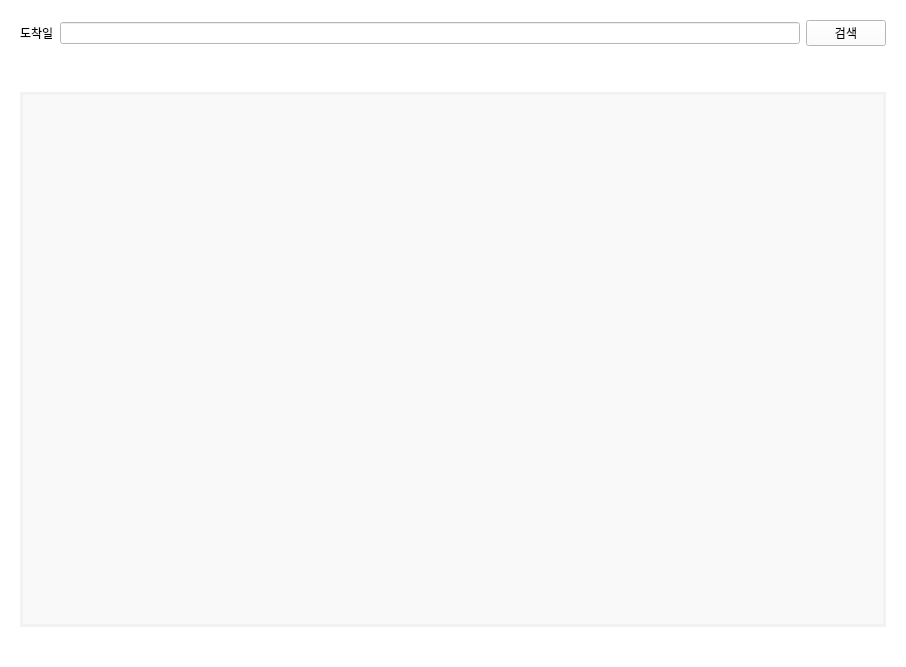
Old version of the form mini_pro1/delivery.ui in the repository park0609/mini_project.
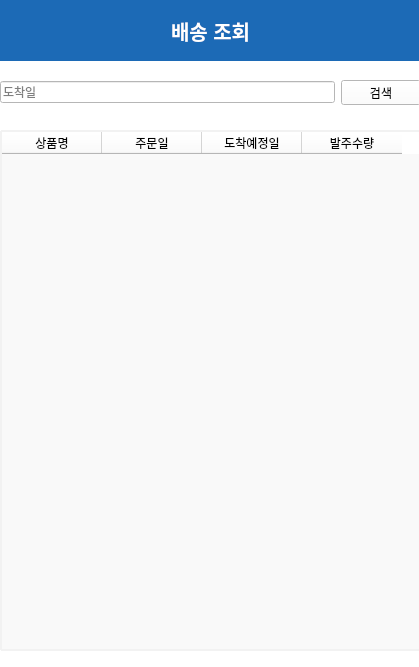
New version of the form.

What changed in the file:
```diff
--- a/mini_pro1/delivery.ui
+++ b/mini_pro1/delivery.ui
@@ -6,7 +6,7 @@
    <rect>
     <x>0</x>
     <y>0</y>
-    <width>906</width>
+    <width>419</width>
     <height>667</height>
    </rect>
   </property>
@@ -16,14 +16,20 @@
   <property name="styleSheet">
    <string notr="true">background-color: #ffffff;</string>
   </property>
-  <layout class="QGridLayout" name="gridLayout">
-   <item row="1" column="0">
-    <widget class="QWidget" name="widget" native="true">
+  <widget class="QFrame" name="topBar">
+   <property name="geometry">
+    <rect>
+     <x>0</x>
+     <y>0</y>
+     <width>421</width>
+     <height>61</height>
+    </rect>
+   </property>
      <property name="styleSheet">
-      <string notr="true">background-color: #ffffff;</string>
-     </property>
-     <layout class="QGridLayout" name="gridLayout_2">
-      <item row="2" column="0">
+    <string notr="true">background-color: #1c6ab6;</string>
+   </property>
+   <layout class="QHBoxLayout" name="topBarLayout">
+    <item>
        <spacer name="horizontalSpacer">
         <property name="orientation">
          <enum>Qt::Horizontal</enum>
@@ -36,120 +42,101 @@
         </property>
        </spacer>
       </item>
-      <item row="1" column="0">
-       <layout class="QHBoxLayout" name="horizontalLayout">
         <item>
-         <layout class="QHBoxLayout" name="horizontalLayout_5">
-          <item>
-           <widget class="QLabel" name="label_prod_number_3">
+     <widget class="QLabel" name="title">
+      <property name="styleSheet">
+       <string notr="true">color: white; font-size: 20px; font-weight: bold;</string>
+      </property>
             <property name="text">
-             <string>도착일</string>
+       <string>배송 조회</string>
             </property>
            </widget>
           </item>
+    <item>
+     <spacer name="horizontalSpacer_2">
+      <property name="orientation">
+       <enum>Qt::Horizontal</enum>
+      </property>
+      <property name="sizeHint" stdset="0">
+       <size>
+        <width>40</width>
+        <height>20</height>
+       </size>
+      </property>
+     </spacer>
+    </item>
+   </layout>
+  </widget>
+  <widget class="QWidget" name="layoutWidget">
+   <property name="geometry">
+    <rect>
+     <x>0</x>
+     <y>80</y>
+     <width>421</width>
+     <height>25</height>
+    </rect>
+   </property>
+   <layout class="QHBoxLayout" name="buttonLayout">
           <item>
            <widget class="QLineEdit" name="prod_delivery">
-            <property name="sizePolicy">
-             <sizepolicy hsizetype="Expanding" vsizetype="Fixed">
-              <horstretch>0</horstretch>
-              <verstretch>80</verstretch>
-             </sizepolicy>
-            </property>
-            <property name="styleSheet">
-             <string notr="true">background-color: #ffffff;</string>
-            </property>
-            <property name="inputMask">
-             <string/>
-            </property>
-            <property name="text">
-             <string/>
+      <property name="placeholderText">
+       <string>도착일</string>
             </property>
            </widget>
           </item>
           <item>
            <widget class="QPushButton" name="btn_search_d">
-            <property name="sizePolicy">
-             <sizepolicy hsizetype="Fixed" vsizetype="Fixed">
-              <horstretch>80</horstretch>
-              <verstretch>30</verstretch>
-             </sizepolicy>
-            </property>
             <property name="styleSheet">
              <string notr="true"/>
             </property>
             <property name="text">
              <string>검색</string>
             </property>
-            <property name="iconSize">
-             <size>
-              <width>10</width>
-              <height>10</height>
-             </size>
-            </property>
            </widget>
           </item>
          </layout>
-        </item>
-       </layout>
-      </item>
-      <item row="5" column="0">
-       <spacer name="horizontalSpacer_4">
-        <property name="orientation">
-         <enum>Qt::Horizontal</enum>
-        </property>
-        <property name="sizeHint" stdset="0">
-         <size>
-          <width>40</width>
-          <height>20</height>
-         </size>
-        </property>
-       </spacer>
-      </item>
-      <item row="3" column="0">
-       <spacer name="horizontalSpacer_3">
-        <property name="orientation">
-         <enum>Qt::Horizontal</enum>
-        </property>
-        <property name="sizeHint" stdset="0">
-         <size>
-          <width>40</width>
-          <height>20</height>
-         </size>
-        </property>
-       </spacer>
-      </item>
-      <item row="4" column="0">
-       <layout class="QHBoxLayout" name="horizontalLayout_2">
-        <item>
+  </widget>
          <widget class="QTableWidget" name="delivery">
-          <property name="sizePolicy">
-           <sizepolicy hsizetype="Expanding" vsizetype="Expanding">
-            <horstretch>0</horstretch>
-            <verstretch>0</verstretch>
-           </sizepolicy>
-          </property>
-          <property name="maximumSize">
-           <size>
-            <width>16777215</width>
-            <height>16777215</height>
-           </size>
+   <property name="geometry">
+    <rect>
+     <x>0</x>
+     <y>130</y>
+     <width>421</width>
+     <height>521</height>
+    </rect>
           </property>
           <property name="styleSheet">
            <string notr="true">QTableWidget {
-    border: 3px solid #f2f2f2; 
+    border: 2px solid #f2f2f2; 
     border-radius: 1px;
     background-color: #f9f9f9; 
     box-shadow: 7px 7px 12px rgba(0, 0, 0, 0.3); /* 그림자 효과 */ 
 }</string>
           </property>
-         </widget>
-        </item>
-       </layout>
-      </item>
-     </layout>
-    </widget>
-   </item>
-  </layout>
+   <property name="columnCount">
+    <number>4</number>
+   </property>
+   <column>
+    <property name="text">
+     <string>상품명</string>
+    </property>
+   </column>
+   <column>
+    <property name="text">
+     <string>주문일</string>
+    </property>
+   </column>
+   <column>
+    <property name="text">
+     <string>도착예정일</string>
+    </property>
+   </column>
+   <column>
+    <property name="text">
+     <string>발주수량</string>
+    </property>
+   </column>
+  </widget>
  </widget>
  <resources/>
  <connections/>
```
Lines whose indentation alone changed are shown as unchanged.
